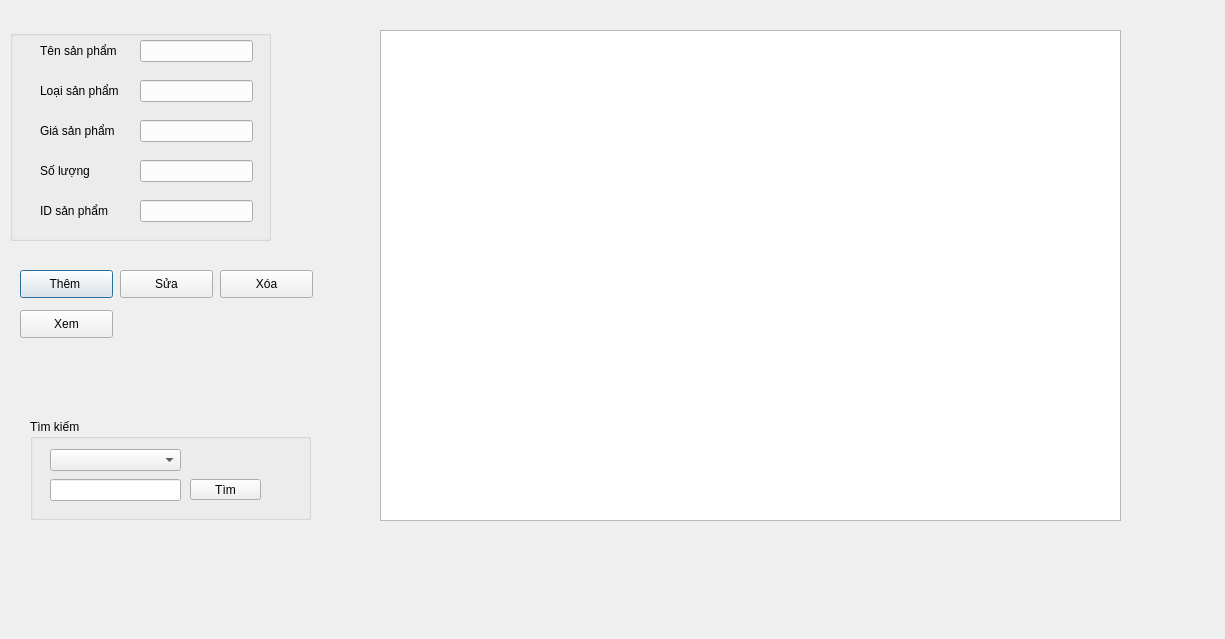
Old version of the form QuanLyBanHangV5 - Copy/sanpham.ui in the repository Le-Van-Long2k/AppQuanLiBanHangTapHoa.
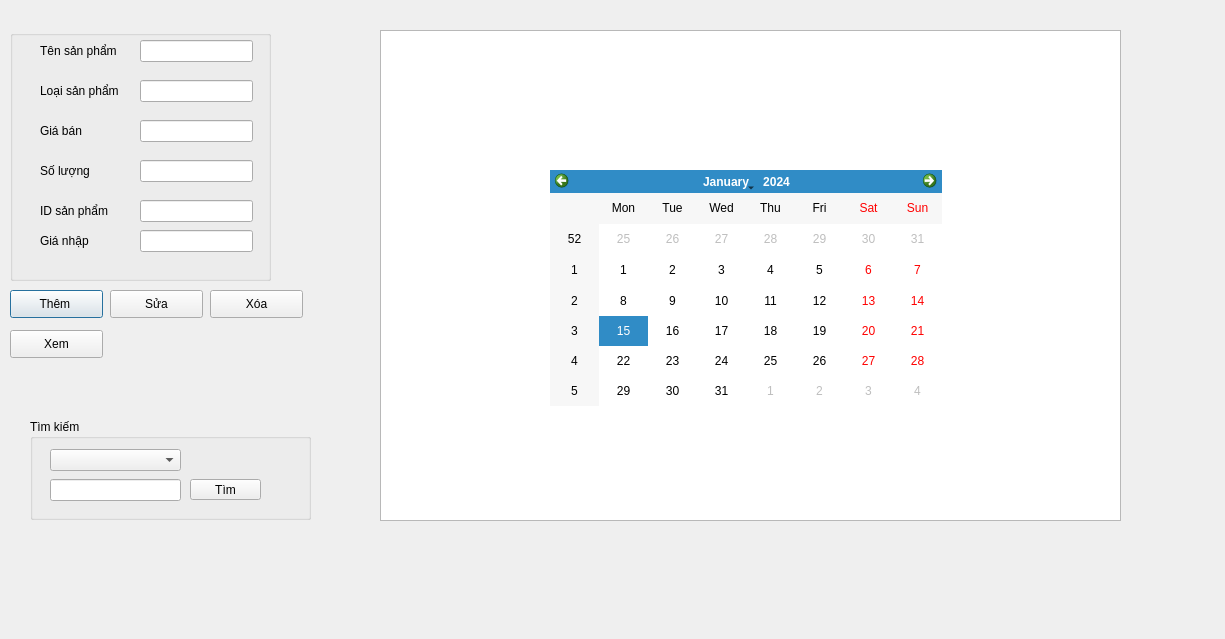
New version of the form.

Diff of the .ui file:
```diff
--- a/QuanLyBanHangV5 - Copy/sanpham.ui
+++ b/QuanLyBanHangV5 - Copy/sanpham.ui
@@ -72,7 +72,7 @@
     </rect>
    </property>
   </widget>
-  <widget class="QLineEdit" name="lineEdit_">
+  <widget class="QLineEdit" name="lineEdit_SoLuong">
    <property name="geometry">
     <rect>
      <x>140</x>
@@ -92,10 +92,10 @@
     </rect>
    </property>
    <property name="text">
-    <string>Giá sản phẩm</string>
+    <string>Giá bán</string>
    </property>
   </widget>
-  <widget class="QLineEdit" name="lineEdit_GiaSanPham">
+  <widget class="QLineEdit" name="lineEdit_GiaBan">
    <property name="geometry">
     <rect>
      <x>140</x>
@@ -144,8 +144,8 @@
   <widget class="QPushButton" name="pushButton_Them">
    <property name="geometry">
     <rect>
-     <x>20</x>
-     <y>270</y>
+     <x>10</x>
+     <y>290</y>
      <width>93</width>
      <height>28</height>
     </rect>
@@ -160,18 +160,41 @@
      <x>10</x>
      <y>30</y>
      <width>261</width>
-     <height>211</height>
+     <height>251</height>
     </rect>
    </property>
    <property name="title">
     <string/>
    </property>
+   <widget class="QLabel" name="label_4">
+    <property name="geometry">
+     <rect>
+      <x>30</x>
+      <y>200</y>
+      <width>101</width>
+      <height>21</height>
+     </rect>
+    </property>
+    <property name="text">
+     <string>Giá nhập</string>
+    </property>
+   </widget>
+   <widget class="QLineEdit" name="lineEdit_GiaNhap">
+    <property name="geometry">
+     <rect>
+      <x>130</x>
+      <y>200</y>
+      <width>113</width>
+      <height>22</height>
+     </rect>
+    </property>
+   </widget>
   </widget>
   <widget class="QPushButton" name="pushButton_Sua">
    <property name="geometry">
     <rect>
-     <x>120</x>
-     <y>270</y>
+     <x>110</x>
+     <y>290</y>
      <width>93</width>
      <height>28</height>
     </rect>
@@ -183,8 +206,8 @@
   <widget class="QPushButton" name="pushButton_Xoa">
    <property name="geometry">
     <rect>
-     <x>220</x>
-     <y>270</y>
+     <x>210</x>
+     <y>290</y>
      <width>93</width>
      <height>28</height>
     </rect>
@@ -196,8 +219,8 @@
   <widget class="QPushButton" name="pushButton_Xem">
    <property name="geometry">
     <rect>
-     <x>20</x>
-     <y>310</y>
+     <x>10</x>
+     <y>330</y>
      <width>93</width>
      <height>28</height>
     </rect>
@@ -262,6 +285,35 @@
     </rect>
    </property>
   </widget>
+  <widget class="QCalendarWidget" name="calendarWidget">
+   <property name="geometry">
+    <rect>
+     <x>550</x>
+     <y>170</y>
+     <width>392</width>
+     <height>236</height>
+    </rect>
+   </property>
+  </widget>
+  <zorder>groupBox</zorder>
+  <zorder>label</zorder>
+  <zorder>label_SanPham</zorder>
+  <zorder>lineEdit_TenSanPham</zorder>
+  <zorder>label_2</zorder>
+  <zorder>lineEdit_LoaiSanPham</zorder>
+  <zorder>lineEdit_SoLuong</zorder>
+  <zorder>label_3</zorder>
+  <zorder>lineEdit_GiaBan</zorder>
+  <zorder>label_SoLuong</zorder>
+  <zorder>label_5</zorder>
+  <zorder>lineEdit_ID_SanPham</zorder>
+  <zorder>pushButton_Them</zorder>
+  <zorder>pushButton_Sua</zorder>
+  <zorder>pushButton_Xoa</zorder>
+  <zorder>pushButton_Xem</zorder>
+  <zorder>groupBox_2</zorder>
+  <zorder>tableView_SanPham</zorder>
+  <zorder>calendarWidget</zorder>
  </widget>
  <resources/>
  <connections/>
```
